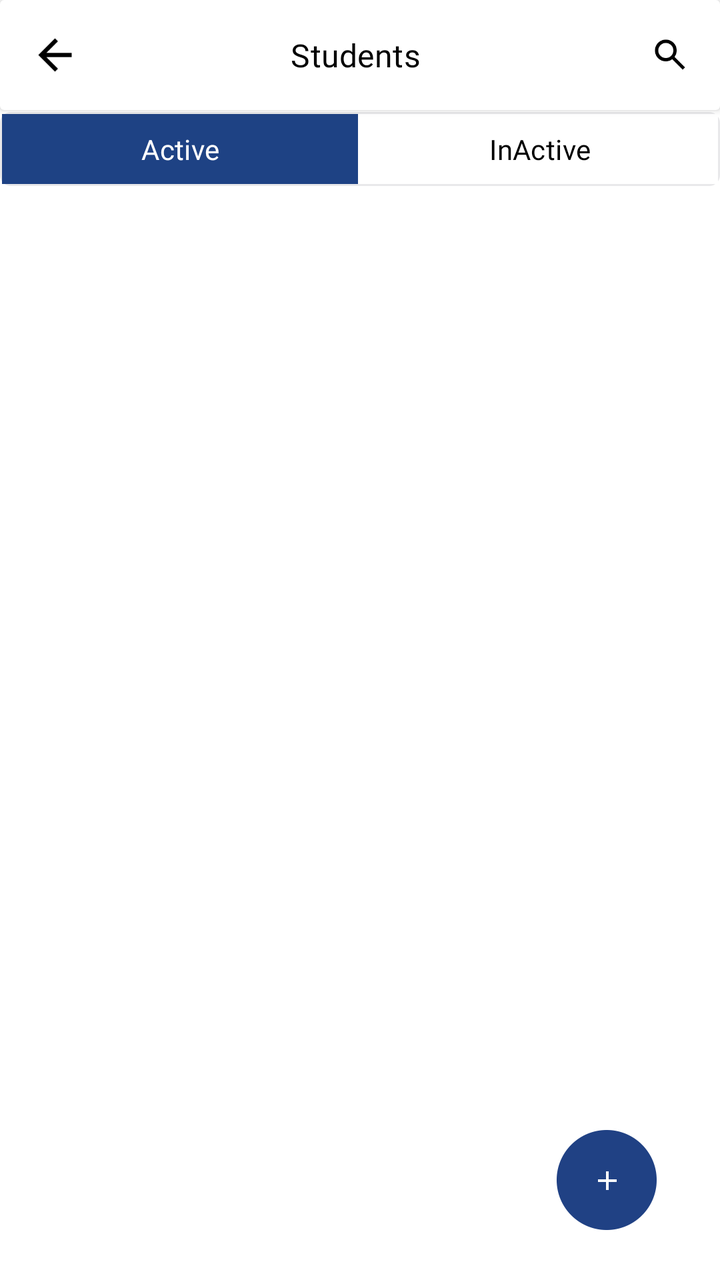
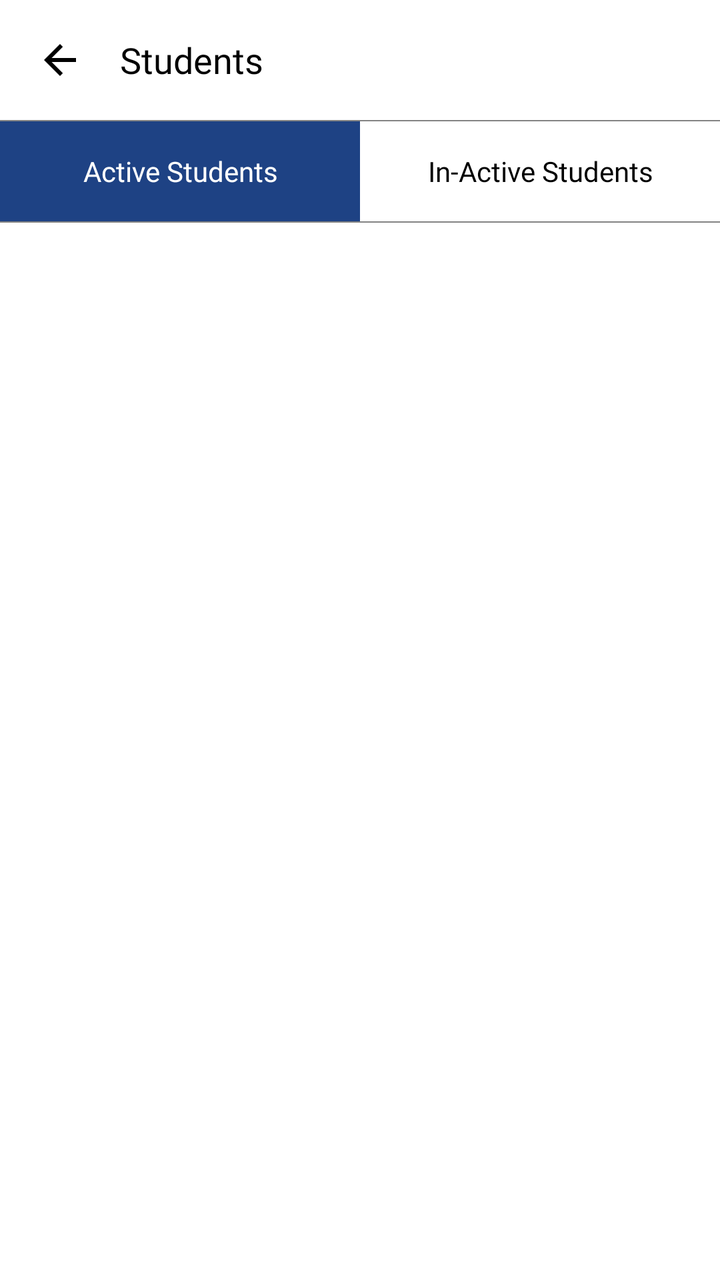

An Android layout rendered at two revisions. The XML below is the earlier revision; the diff shows what the commit changed to produce the second picture.
<!-- AndroidManifest.xml: application theme Theme.School -->
<!-- res/layout/activity_students.xml -->
<?xml version="1.0" encoding="utf-8"?>
<RelativeLayout
    android:background="@color/white"
    xmlns:android="http://schemas.android.com/apk/res/android"
    xmlns:app="http://schemas.android.com/apk/res-auto"
    xmlns:tools="http://schemas.android.com/tools"
    android:layout_width="match_parent"
    android:layout_height="match_parent"
    tools:context=".activities.StudentsActivity">

    <androidx.cardview.widget.CardView
        android:id="@+id/titlebar"
        android:layout_alignParentTop="true"
        android:layout_width="match_parent"
        android:layout_height="wrap_content">

        <RelativeLayout
            android:padding="10dp"
            android:layout_width="match_parent"
            android:layout_height="wrap_content">

            <ImageView
                android:layout_centerInParent="true"
                android:layout_alignParentStart="true"
                android:id="@+id/back_btn"
                android:layout_width="35dp"
                android:layout_height="35dp"
                android:padding="5dp"
                app:tint="@color/black"
                android:src="@drawable/back_img"/>

            <TextView
                android:id="@+id/proType_tv"
                android:layout_width="wrap_content"
                android:layout_height="wrap_content"
                android:layout_centerInParent="true"
                android:fontFamily="@font/inter_semibold"
                android:letterSpacing="0.01"
                android:text="Students "
                android:textColor="@color/black"
                android:textSize="16dp" />

            <ImageView
                android:id="@+id/search_btn"
                android:layout_width="30dp"
                android:layout_height="30dp"
                android:layout_alignParentEnd="true"
                android:layout_centerInParent="true"
                android:padding="5dp"
                android:src="@drawable/search_img"
                app:tint="@color/black" />

        </RelativeLayout>

    </androidx.cardview.widget.CardView>

    <LinearLayout
        android:id="@+id/types_ll"
        android:layout_below="@id/titlebar"
        android:visibility="visible"
        android:layout_marginTop="1dp"
        android:background="@drawable/bg_item"
        android:layout_width="match_parent"
        android:layout_height="wrap_content"
        android:weightSum="2">

        <TextView
            android:id="@+id/activeDetails_ll"
            android:layout_margin="1dp"
            android:padding="8dp"
            android:layout_gravity="center"
            android:gravity="center"
            android:layout_weight="1"
            android:background="@color/blue"
            android:layout_width="0dp"
            android:layout_height="wrap_content"
            android:layout_centerInParent="true"
            android:fontFamily="@font/inter_medium"
            android:letterSpacing="0.01"
            android:text="Active"
            android:textColor="@color/white"
            android:textSize="14dp" />

        <TextView
            android:id="@+id/inactiveDetails_ll"
            android:layout_margin="1dp"
            android:padding="8dp"
            android:layout_gravity="center"
            android:gravity="center"
            android:layout_weight="1"
            android:background="@color/white"
            android:layout_width="0dp"
            android:layout_height="wrap_content"
            android:layout_centerInParent="true"
            android:fontFamily="@font/inter_medium"
            android:letterSpacing="0.01"
            android:text="InActive"
            android:textColor="@color/black"
            android:textSize="14dp" />

    </LinearLayout>

    <RelativeLayout
        android:layout_below="@id/types_ll"
        android:id="@+id/searchrl"
        android:visibility="gone"
        android:layout_marginHorizontal="10dp"
        android:layout_marginTop="5dp"
        android:orientation="horizontal"
        android:layout_width="match_parent"
        android:layout_height="wrap_content">

        <EditText
            android:layout_alignParentStart="true"
            android:layout_toStartOf="@id/search_btn1"
            android:visibility="visible"
            android:id="@+id/et_search"
            android:layout_width="wrap_content"
            android:layout_height="wrap_content"
            android:padding="8dp"
            android:textSize="14sp"
            android:inputType="text"
            android:letterSpacing="0.01"
            android:layout_marginEnd="5dp"
            android:hint="Search with Name"
            android:fontFamily="@font/inter_medium"
            android:textColorHint="@color/gray"
            android:textColor="@color/black"
            android:background="@drawable/bgedittext"/>

        <ImageView
            android:id="@+id/search_btn1"
            android:layout_width="35dp"
            android:layout_height="35dp"
            android:layout_alignParentEnd="true"
            android:layout_centerInParent="true"
            android:background="@drawable/edit_text"
            android:padding="8dp"
            android:src="@drawable/search_img"
            app:tint="@color/black" />

    </RelativeLayout>

    <ScrollView
        android:layout_above="@id/bottom_lay"
        android:layout_marginTop="10dp"
        android:layout_below="@id/searchrl"
        android:layout_width="match_parent"
        android:layout_height="match_parent">

        <RelativeLayout
            android:layout_marginHorizontal="10dp"
            android:orientation="vertical"
            android:layout_width="match_parent"
            android:layout_height="match_parent">

            <TextView
                android:layout_marginTop="100dp"
                android:visibility="gone"
                android:id="@+id/nodata"
                android:layout_width="wrap_content"
                android:layout_height="wrap_content"
                android:layout_centerInParent="true"
                android:fontFamily="@font/inter_semibold"
                android:text=" No Data Found "
                android:layout_gravity="center"
                android:textColor="@color/black"
                android:textSize="14dp" />

            <androidx.recyclerview.widget.RecyclerView
                android:id="@+id/rv_list"
                android:layout_below="@id/nodata"
                android:layout_width="match_parent"
                android:layout_height="match_parent" />
        </RelativeLayout>

    </ScrollView>

    <LinearLayout
        android:id="@+id/bottom_lay"
        android:weightSum="2"
        android:layout_alignParentEnd="true"
        android:layout_alignParentBottom="true"
        android:layout_width="match_parent"
        android:layout_height="wrap_content"
        android:orientation="horizontal">

        <androidx.recyclerview.widget.RecyclerView
            android:layout_marginHorizontal="10dp"
            android:id="@+id/rv_pages"
            android:layout_gravity="start"
            android:layout_weight="1.9"
            android:layout_alignParentStart="true"
            android:layout_width="wrap_content"
            android:layout_height="wrap_content"
            android:layout_marginBottom="10dp"
            />


        <ImageView
            android:layout_weight="0.1"
            android:layout_gravity="end|bottom"
            android:id="@+id/plus_btn"
            android:layout_width="60dp"
            android:layout_height="60dp"
            android:layout_alignParentEnd="true"
            android:layout_alignParentBottom="true"
            android:layout_centerInParent="true"
            android:layout_marginEnd="20dp"
            android:layout_marginBottom="20dp"
            android:padding="5dp"
            android:src="@drawable/plus_icon" />

    </LinearLayout>

</RelativeLayout>
<!-- resources referenced by this layout -->
<resources>
  <color name="black">#FF000000</color>
  <color name="blue">#1E4284</color>
  <color name="gray">#C3C3C3</color>
  <color name="white">#FFFFFFFF</color>
  <!-- drawable back_img: png bitmap (drawable, 413 bytes) -->
  <!-- drawable bg_item (drawable) -->
  <?xml version="1.0" encoding="utf-8"?>
  <shape xmlns:android="http://schemas.android.com/apk/res/android"
      android:shape="rectangle">
  
      <corners android:radius="5dp"/>
  
      <solid
          android:color="@color/white"/>
  
      <stroke android:color="#E8E8EA"
          android:width="1dp"/>
  
  </shape>
  <!-- drawable bgedittext (drawable) -->
  <?xml version="1.0" encoding="utf-8"?>
  <selector xmlns:android="http://schemas.android.com/apk/res/android">
  
      <item android:state_focused="false">
          <shape android:shape="rectangle">
              <corners android:radius="6dp" />
              <solid android:color="@color/white"/>
              <stroke android:width="1dp" android:color="@color/gray" />
          </shape>
      </item>
  
      <item android:state_focused="true">
          <shape android:shape="rectangle">
              <corners android:radius="6dp" />
              <solid android:color="@color/white"/>
              <stroke android:width="1dp" android:color="@color/gray" />
          </shape>
      </item>
  
  </selector>
  <!-- drawable edit_text: png bitmap (drawable, 3251 bytes) -->
  <!-- drawable plus_icon: png bitmap (drawable, 4779 bytes) -->
  <!-- drawable search_img: png bitmap (drawable, 986 bytes) -->
  <style name="Theme.School" parent="Base.Theme.School" />
  <style name="Base.Theme.School" parent="Theme.MaterialComponents.Light.NoActionBar">
          
          
          <item name="colorPrimary">@color/blue</item>
          <item name="colorPrimaryVariant">@color/blue</item>
          <item name="colorOnPrimary">@color/white</item>
          <item name="colorSecondary">@color/light_blue</item>
          <item name="colorSecondaryVariant">@color/teal_700</item>
          <item name="colorOnSecondary">@color/white</item>
          <item name="android:windowLightStatusBar" tools:ignore="NewApi">true</item>
          <item name="android:statusBarColor">@color/white</item>
          <item name="android:windowDisablePreview">true</item>
      </style>
  <color name="light_blue">#1B55F1</color>
  <color name="teal_700">#FF018786</color>
</resources>

<!-- the commit's change to res/layout/activity_students.xml (unified diff, before → after) -->
@@ -1,216 +1,95 @@
 <?xml version="1.0" encoding="utf-8"?>
-<RelativeLayout
-    android:background="@color/white"
-    xmlns:android="http://schemas.android.com/apk/res/android"
+<androidx.constraintlayout.widget.ConstraintLayout xmlns:android="http://schemas.android.com/apk/res/android"
     xmlns:app="http://schemas.android.com/apk/res-auto"
     xmlns:tools="http://schemas.android.com/tools"
     android:layout_width="match_parent"
     android:layout_height="match_parent"
-    tools:context=".activities.StudentsActivity">
+    android:fitsSystemWindows="true">
 
-    <androidx.cardview.widget.CardView
-        android:id="@+id/titlebar"
-        android:layout_alignParentTop="true"
-        android:layout_width="match_parent"
-        android:layout_height="wrap_content">
+    <LinearLayout
+        android:id="@+id/linearLayout3"
+        android:layout_width="0dp"
+        android:layout_height="wrap_content"
+        android:gravity="center_vertical"
+        android:padding="6dp"
+        app:layout_constraintEnd_toEndOf="parent"
+        app:layout_constraintStart_toStartOf="parent"
+        app:layout_constraintTop_toTopOf="parent">
 
-        <RelativeLayout
-            android:padding="10dp"
+        <ImageView
+            android:id="@+id/back_img"
+            android:layout_width="48dp"
+            android:layout_height="48dp"
+            android:padding="12dp"
+            app:srcCompat="@drawable/back_img"
+            app:tint="@color/black" />
+
+        <TextView
+            android:layout_width="wrap_content"
+            android:layout_height="wrap_content"
+            android:layout_marginStart="6dp"
+            android:fontFamily="@font/inter_bold"
+            android:text="@string/students"
+            android:textColor="@color/black"
+            android:textSize="18dp" />
+    </LinearLayout>
+
+    <LinearLayout
+        android:layout_width="0dp"
+        android:layout_height="0dp"
+        android:orientation="vertical"
+        app:layout_constraintBottom_toBottomOf="parent"
+        app:layout_constraintEnd_toEndOf="parent"
+        app:layout_constraintStart_toStartOf="parent"
+        app:layout_constraintTop_toBottomOf="@+id/linearLayout3" >
+
+        <View
             android:layout_width="match_parent"
-            android:layout_height="wrap_content">
+            android:layout_height="0.5dp"
+            android:background="@color/light_gray1"/>
 
-            <ImageView
-                android:layout_centerInParent="true"
-                android:layout_alignParentStart="true"
-                android:id="@+id/back_btn"
-                android:layout_width="35dp"
-                android:layout_height="35dp"
-                android:padding="5dp"
-                app:tint="@color/black"
-                android:src="@drawable/back_img"/>
+        <LinearLayout
+            android:layout_width="match_parent"
+            android:layout_height="50dp"
+            android:orientation="horizontal">
 
             <TextView
-                android:id="@+id/proType_tv"
-                android:layout_width="wrap_content"
-                android:layout_height="wrap_content"
-                android:layout_centerInParent="true"
+                android:id="@+id/active_students_lo"
+                android:layout_width="match_parent"
+                android:layout_height="match_parent"
+                android:layout_weight="1"
+                android:text="@string/active_students"
+                android:gravity="center"
                 android:fontFamily="@font/inter_semibold"
-                android:letterSpacing="0.01"
-                android:text="Students "
+                android:textColor="@color/white"
+                android:background="@color/blue"/>
+
+
+            <TextView
+                android:id="@+id/inactive_students_lo"
+                android:layout_width="match_parent"
+                android:layout_height="match_parent"
+                android:text="@string/inactive_students"
+                android:layout_weight="1"
+                android:gravity="center"
+                android:fontFamily="@font/inter_semibold"
                 android:textColor="@color/black"
-                android:textSize="16dp" />
+                android:background="@color/white"/>
+        </LinearLayout>
 
-            <ImageView
-                android:id="@+id/search_btn"
-                android:layout_width="30dp"
-                android:layout_height="30dp"
-                android:layout_alignParentEnd="true"
-                android:layout_centerInParent="true"
-                android:padding="5dp"
-                android:src="@drawable/search_img"
-                app:tint="@color/black" />
+        <View
+            android:layout_width="match_parent"
+            android:layout_height="0.5dp"
+            android:background="@color/light_gray1"/>
 
-        </RelativeLayout>
-
-    </androidx.cardview.widget.CardView>
-
-    <LinearLayout
-        android:id="@+id/types_ll"
-        android:layout_below="@id/titlebar"
-        android:visibility="visible"
-        android:layout_marginTop="1dp"
-        android:background="@drawable/bg_item"
-        android:layout_width="match_parent"
-        android:layout_height="wrap_content"
-        android:weightSum="2">
-
-        <TextView
-            android:id="@+id/activeDetails_ll"
-            android:layout_margin="1dp"
-            android:padding="8dp"
-            android:layout_gravity="center"
-            android:gravity="center"
-            android:layout_weight="1"
-            android:background="@color/blue"
-            android:layout_width="0dp"
-            android:layout_height="wrap_content"
-            android:layout_centerInParent="true"
-            android:fontFamily="@font/inter_medium"
-            android:letterSpacing="0.01"
-            android:text="Active"
-            android:textColor="@color/white"
-            android:textSize="14dp" />
-
-        <TextView
-            android:id="@+id/inactiveDetails_ll"
-            android:layout_margin="1dp"
-            android:padding="8dp"
-            android:layout_gravity="center"
-            android:gravity="center"
-            android:layout_weight="1"
-            android:background="@color/white"
-            android:layout_width="0dp"
-            android:layout_height="wrap_content"
-            android:layout_centerInParent="true"
-            android:fontFamily="@font/inter_medium"
-            android:letterSpacing="0.01"
-            android:text="InActive"
-            android:textColor="@color/black"
-            android:textSize="14dp" />
-
+        <androidx.viewpager2.widget.ViewPager2
+            android:id="@+id/viewPager"
+            android:layout_width="match_parent"
+            android:layout_height="match_parent"
+            app:layout_constraintBottom_toTopOf="@+id/bottom_nav"
+            app:layout_constraintEnd_toEndOf="parent"
+            app:layout_constraintStart_toStartOf="parent"
+            app:layout_constraintTop_toBottomOf="@+id/linearLayout2" />
     </LinearLayout>
 
-    <RelativeLayout
-        android:layout_below="@id/types_ll"
-        android:id="@+id/searchrl"
-        android:visibility="gone"
-        android:layout_marginHorizontal="10dp"
-        android:layout_marginTop="5dp"
-        android:orientation="horizontal"
-        android:layout_width="match_parent"
-        android:layout_height="wrap_content">
-
-        <EditText
-            android:layout_alignParentStart="true"
-            android:layout_toStartOf="@id/search_btn1"
-            android:visibility="visible"
-            android:id="@+id/et_search"
-            android:layout_width="wrap_content"
-            android:layout_height="wrap_content"
-            android:padding="8dp"
-            android:textSize="14sp"
-            android:inputType="text"
-            android:letterSpacing="0.01"
-            android:layout_marginEnd="5dp"
-            android:hint="Search with Name"
-            android:fontFamily="@font/inter_medium"
-            android:textColorHint="@color/gray"
-            android:textColor="@color/black"
-            android:background="@drawable/bgedittext"/>
-
-        <ImageView
-            android:id="@+id/search_btn1"
-            android:layout_width="35dp"
-            android:layout_height="35dp"
-            android:layout_alignParentEnd="true"
-            android:layout_centerInParent="true"
-            android:background="@drawable/edit_text"
-            android:padding="8dp"
-            android:src="@drawable/search_img"
-            app:tint="@color/black" />
-
-    </RelativeLayout>
-
-    <ScrollView
-        android:layout_above="@id/bottom_lay"
-        android:layout_marginTop="10dp"
-        android:layout_below="@id/searchrl"
-        android:layout_width="match_parent"
-        android:layout_height="match_parent">
-
-        <RelativeLayout
-            android:layout_marginHorizontal="10dp"
-            android:orientation="vertical"
-            android:layout_width="match_parent"
-            android:layout_height="match_parent">
-
-            <TextView
-                android:layout_marginTop="100dp"
-                android:visibility="gone"
-                android:id="@+id/nodata"
-                android:layout_width="wrap_content"
-                android:layout_height="wrap_content"
-                android:layout_centerInParent="true"
-                android:fontFamily="@font/inter_semibold"
-                android:text=" No Data Found "
-                android:layout_gravity="center"
-                android:textColor="@color/black"
-                android:textSize="14dp" />
-
-            <androidx.recyclerview.widget.RecyclerView
-                android:id="@+id/rv_list"
-                android:layout_below="@id/nodata"
-                android:layout_width="match_parent"
-                android:layout_height="match_parent" />
-        </RelativeLayout>
-
-    </ScrollView>
-
-    <LinearLayout
-        android:id="@+id/bottom_lay"
-        android:weightSum="2"
-        android:layout_alignParentEnd="true"
-        android:layout_alignParentBottom="true"
-        android:layout_width="match_parent"
-        android:layout_height="wrap_content"
-        android:orientation="horizontal">
-
-        <androidx.recyclerview.widget.RecyclerView
-            android:layout_marginHorizontal="10dp"
-            android:id="@+id/rv_pages"
-            android:layout_gravity="start"
-            android:layout_weight="1.9"
-            android:layout_alignParentStart="true"
-            android:layout_width="wrap_content"
-            android:layout_height="wrap_content"
-            android:layout_marginBottom="10dp"
-            />
-
-
-        <ImageView
-            android:layout_weight="0.1"
-            android:layout_gravity="end|bottom"
-            android:id="@+id/plus_btn"
-            android:layout_width="60dp"
-            android:layout_height="60dp"
-            android:layout_alignParentEnd="true"
-            android:layout_alignParentBottom="true"
-            android:layout_centerInParent="true"
-            android:layout_marginEnd="20dp"
-            android:layout_marginBottom="20dp"
-            android:padding="5dp"
-            android:src="@drawable/plus_icon" />
-
-    </LinearLayout>
-
-</RelativeLayout>
+</androidx.constraintlayout.widget.ConstraintLayout>
<!-- resource entries referenced after the edit -->
@@ -2,47 +2,12 @@
 <resources>
   <color name="black">#FF000000</color>
   <color name="blue">#1E4284</color>
-  <color name="gray">#C3C3C3</color>
+  <color name="light_gray1">#838383</color>
   <color name="white">#FFFFFFFF</color>
   <!-- drawable back_img: png bitmap (drawable, 413 bytes) -->
-  <!-- drawable bg_item (drawable) -->
-  <?xml version="1.0" encoding="utf-8"?>
-  <shape xmlns:android="http://schemas.android.com/apk/res/android"
-      android:shape="rectangle">
-  
-      <corners android:radius="5dp"/>
-  
-      <solid
-          android:color="@color/white"/>
-  
-      <stroke android:color="#E8E8EA"
-          android:width="1dp"/>
-  
-  </shape>
-  <!-- drawable bgedittext (drawable) -->
-  <?xml version="1.0" encoding="utf-8"?>
-  <selector xmlns:android="http://schemas.android.com/apk/res/android">
-  
-      <item android:state_focused="false">
-          <shape android:shape="rectangle">
-              <corners android:radius="6dp" />
-              <solid android:color="@color/white"/>
-              <stroke android:width="1dp" android:color="@color/gray" />
-          </shape>
-      </item>
-  
-      <item android:state_focused="true">
-          <shape android:shape="rectangle">
-              <corners android:radius="6dp" />
-              <solid android:color="@color/white"/>
-              <stroke android:width="1dp" android:color="@color/gray" />
-          </shape>
-      </item>
-  
-  </selector>
-  <!-- drawable edit_text: png bitmap (drawable, 3251 bytes) -->
-  <!-- drawable plus_icon: png bitmap (drawable, 4779 bytes) -->
-  <!-- drawable search_img: png bitmap (drawable, 986 bytes) -->
+  <string name="active_students">Active Students</string>
+  <string name="inactive_students">In-Active Students</string>
+  <string name="students">Students</string>
   <style name="Theme.School" parent="Base.Theme.School" />
   <style name="Base.Theme.School" parent="Theme.MaterialComponents.Light.NoActionBar">
           
